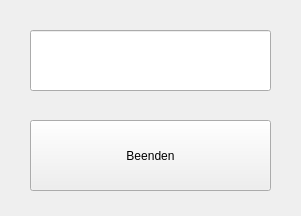
First picture: the form in widget.ui, repository RSauerbrey/24ifa12aSensorGUI, before the edit.
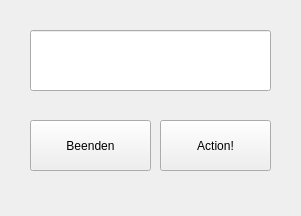
Second picture: the form after the edit.

The edit to the form file:
```diff
--- a/widget.ui
+++ b/widget.ui
@@ -18,8 +18,8 @@
     <rect>
      <x>30</x>
      <y>120</y>
-     <width>241</width>
-     <height>71</height>
+     <width>121</width>
+     <height>51</height>
     </rect>
    </property>
    <property name="text">
@@ -36,6 +36,19 @@
     </rect>
    </property>
   </widget>
+  <widget class="QPushButton" name="btnAction">
+   <property name="geometry">
+    <rect>
+     <x>160</x>
+     <y>120</y>
+     <width>111</width>
+     <height>51</height>
+    </rect>
+   </property>
+   <property name="text">
+    <string>Action!</string>
+   </property>
+  </widget>
  </widget>
  <resources/>
  <connections/>
```
